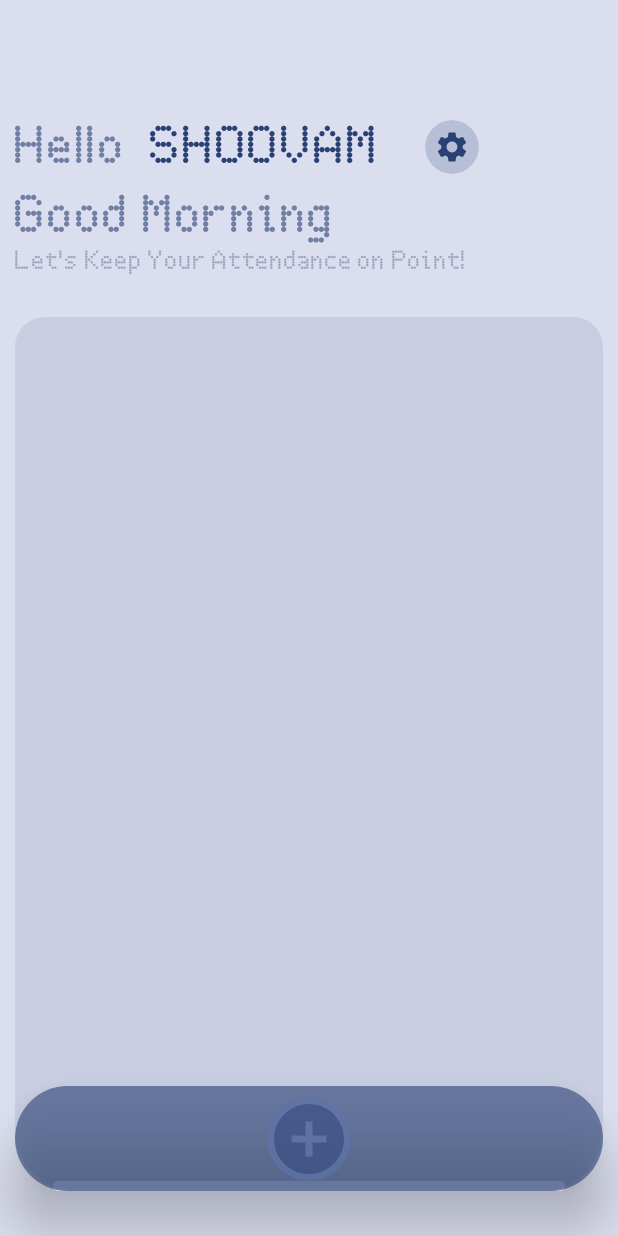
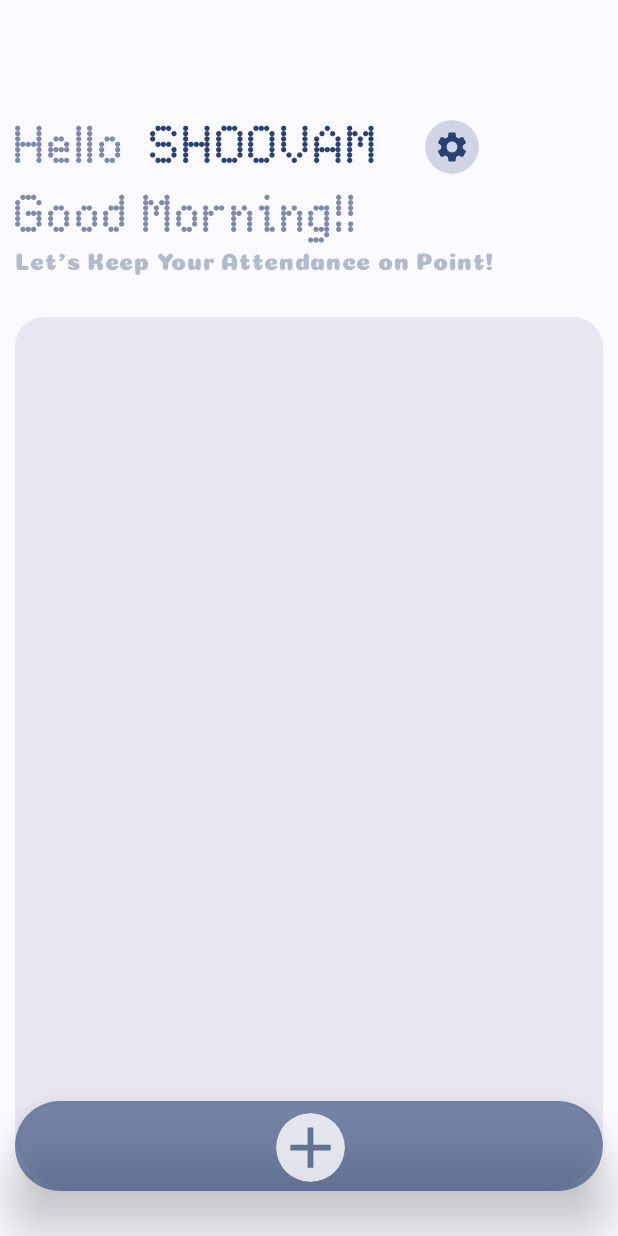
Before and after one commit to shoovamjena/AttendEase, an Android app built with Jetpack Compose: the screen it shows after launch (MainActivity), on a phone screen of 412 x 824 dp. Run offline under Robolectric (Android 15) with nearby library versions, the phone set to English and light mode, and no system bars.

Commit message:
Final Ui Layout

```diff
--- a/app/src/main/java/com/example/attendease/MainActivity.kt
+++ b/app/src/main/java/com/example/attendease/MainActivity.kt
@@ -18,7 +18,7 @@ import androidx.compose.foundation.layout.size
 import androidx.compose.foundation.layout.width
 import androidx.compose.foundation.shape.RoundedCornerShape
 import androidx.compose.material.icons.Icons
-import androidx.compose.material.icons.filled.AddCircle
+import androidx.compose.material.icons.filled.Add
 import androidx.compose.material.icons.filled.Settings
 import androidx.compose.material3.Icon
 import androidx.compose.material3.IconButton
@@ -27,6 +27,11 @@ import androidx.compose.material3.MaterialTheme
 import androidx.compose.material3.Surface
 import androidx.compose.material3.Text
 import androidx.compose.runtime.Composable
+import androidx.compose.runtime.getValue
+import androidx.compose.runtime.mutableStateOf
+import androidx.compose.runtime.remember
+import androidx.compose.runtime.saveable.rememberSaveable
+import androidx.compose.runtime.setValue
 import androidx.compose.ui.Alignment
 import androidx.compose.ui.Modifier
 import androidx.compose.ui.draw.alpha
@@ -36,8 +41,8 @@ import androidx.compose.ui.text.font.FontWeight
 import androidx.compose.ui.unit.dp
 import androidx.compose.ui.unit.sp
 import com.example.attendease.ui.theme.AttendEaseTheme
+import com.example.attendease.ui.theme.coinyFontFamily
 import com.example.attendease.ui.theme.nothingFontFamily
-import java.util.Calendar
 
 class MainActivity : ComponentActivity() {
     override fun onCreate(savedInstanceState: Bundle?) {
@@ -54,25 +59,31 @@ class MainActivity : ComponentActivity() {
 }
 
 
-
 @Composable
 fun HomeScreen() {
-    val backgroundColor = MaterialTheme.colorScheme.primaryContainer
+    val backgroundColor = MaterialTheme.colorScheme.onPrimary
     val contentColor = MaterialTheme.colorScheme.primary
+    var addSubjectDialog by rememberSaveable  { mutableStateOf(false) }
+    var text by remember { mutableStateOf("") }
 
     Box(
         modifier = Modifier
             .fillMaxSize()
             .background(backgroundColor.copy(alpha = 0.2f))
     ) {
-        Row (
+        if (addSubjectDialog) {
+            }
+            Row(
                 modifier = Modifier
                     .fillMaxWidth()
-                .padding(top=70.dp, start = 10.dp, end = 10.dp)
+                    .padding(top = 70.dp, start = 10.dp, end = 10.dp)
             ) {
 
-            Column(modifier = Modifier.padding(top = 10.dp)
-                .fillMaxSize()) {
+                Column(
+                    modifier = Modifier
+                        .padding(top = 10.dp)
+                        .fillMaxSize()
+                ) {
                     Row(modifier = Modifier.padding(bottom = 10.dp)) {
                         Text(
                             text = "Hello",
@@ -93,7 +104,7 @@ fun HomeScreen() {
                         )
                         Spacer(modifier = Modifier.width(30.dp)) //acts like <br> tag of html
                         IconButton(
-                        onClick = { /* Handle icon click */ },
+                            onClick = { },
                             colors = IconButtonDefaults.iconButtonColors(contentColor.copy(alpha = 0.2f)),
                             modifier = Modifier.size(36.dp)
                         ) {
@@ -103,34 +114,52 @@ fun HomeScreen() {
                                 tint = MaterialTheme.colorScheme.primary // Icon color
                             )
                         }
+                        if (addSubjectDialog) {
+                            AddSubject(
+                                text = text,
+                                onTextChange = { text = it },
+                                onDismiss = { addSubjectDialog = false },
+                                onConfirm = {
+                                    addSubjectDialog = false
+                                    // Handle the confirm action here
+                                }
+                            )
+                        }
                     }
                     TimeBasedGreeting()
                     Text(
                         text = "Let's Keep Your Attendance on Point!",
                         color = contentColor.copy(alpha = 0.7f), // Lighter color
                         fontSize = 16.sp,
-                    fontFamily = nothingFontFamily,
+                        fontFamily = coinyFontFamily,
                         fontWeight = FontWeight.Normal,
                         modifier = Modifier.alpha(0.5f)
                     )
                     Box(
-                    modifier = Modifier.fillMaxWidth()
+                        modifier = Modifier
+                            .fillMaxWidth()
                             .heightIn(min = 585.dp)// Height based on content
                             .padding(top = 25.dp, bottom = 30.dp)
-                        .clip(RoundedCornerShape(bottomStart = 40.dp, bottomEnd = 40.dp, topStart = 20.dp, topEnd = 20.dp))
+                            .clip(
+                                RoundedCornerShape(
+                                    bottomStart = 40.dp,
+                                    bottomEnd = 40.dp,
+                                    topStart = 20.dp,
+                                    topEnd = 20.dp
+                                )
+                            )
                             .background(contentColor.copy(alpha = 0.1f))
                             .weight(1f)
-                ){}
+                    ) {}
 
                 }
-
 
 
             }
             Box(
                 modifier = Modifier
                     .fillMaxWidth()
-                .height(100.dp)
+                    .height(90.dp)
                     .padding(start = 10.dp, end = 10.dp, bottom = 30.dp)
                     .align(Alignment.BottomCenter)
                     .shadow(
@@ -140,42 +169,27 @@ fun HomeScreen() {
                     )
                     .clip(RoundedCornerShape(50.dp))
                     .background(contentColor.copy(alpha = 0.6f))
-        ){
+            ) {
                 IconButton(
-                onClick = { /* Handle icon click */ },
-                colors = IconButtonDefaults.iconButtonColors(backgroundColor),
-                modifier = Modifier.size(56.dp)
+                    onClick = { addSubjectDialog = true },
+                    colors = IconButtonDefaults.iconButtonColors(
+                        MaterialTheme.colorScheme.onPrimary.copy(
+                            alpha = 0.8f
+                        )
+                    ),
+                    modifier = Modifier
+                        .size(46.dp)
                         .align(Alignment.Center)
-                    .alpha(0.7f)
+
                 ) {
                     Icon(
-                    imageVector = Icons.Default.AddCircle,
-                    contentDescription = "Settings",
+                        imageVector = Icons.Default.Add,
+                        contentDescription = "Add Subject",
                         tint = contentColor.copy(alpha = 0.7f), // Icon color
                         modifier = Modifier.size(56.dp)
                     )
                 }
             }
+
     }
 }
- @Composable
-fun TimeBasedGreeting (){
-    val currentTime = Calendar.getInstance().get(Calendar.HOUR_OF_DAY)
-     val contentColor = MaterialTheme.colorScheme.primary
-     val greetingMessage = when{
-         currentTime in 4..11 -> "Good Morning"
-         currentTime in 12..17 -> "Good Afternoon"
-         currentTime in 18..22 -> "Good Evening"
-         else -> "Good Night"
-     }
-
-     Text(
-         text = greetingMessage,
-         color = contentColor,
-         fontSize = 32.sp,
-         fontFamily = nothingFontFamily,
-         fontWeight = FontWeight.ExtraBold,
-         modifier = Modifier.alpha(0.6f)
-     )
-
-}
--- /dev/null
+++ b/app/src/main/java/com/example/attendease/TimeBasedGreeting.kt
@@ -0,0 +1,33 @@
+package com.example.attendease
+
+import androidx.compose.material3.MaterialTheme
+import androidx.compose.material3.Text
+import androidx.compose.runtime.Composable
+import androidx.compose.ui.Modifier
+import androidx.compose.ui.draw.alpha
+import androidx.compose.ui.text.font.FontWeight
+import androidx.compose.ui.unit.sp
+import com.example.attendease.ui.theme.nothingFontFamily
+import java.util.Calendar
+
+@Composable
+fun TimeBasedGreeting (){
+    val currentTime = Calendar.getInstance().get(Calendar.HOUR_OF_DAY)
+    val contentColor = MaterialTheme.colorScheme.primary
+    val greetingMessage = when{
+        currentTime in 4..11 -> "Good Morning!!"
+        currentTime in 12..15 -> "Good Afternoon!!"
+        currentTime in 16..22 -> "Good Evening!!"
+        else -> "Good Night!!"
+    }
+
+    Text(
+        text = greetingMessage,
+        color = contentColor,
+        fontSize = 32.sp,
+        fontFamily = nothingFontFamily,
+        fontWeight = FontWeight.ExtraBold,
+        modifier = Modifier.alpha(0.6f)
+    )
+
+}
```
Also changed, not shown: app/src/main/java/com/example/attendease/AddSubject.kt (added, +111 -0 lines), app/src/main/res/drawable/subject.xml (added, +40 -0 lines). Lines whose indentation alone changed are shown as unchanged.
